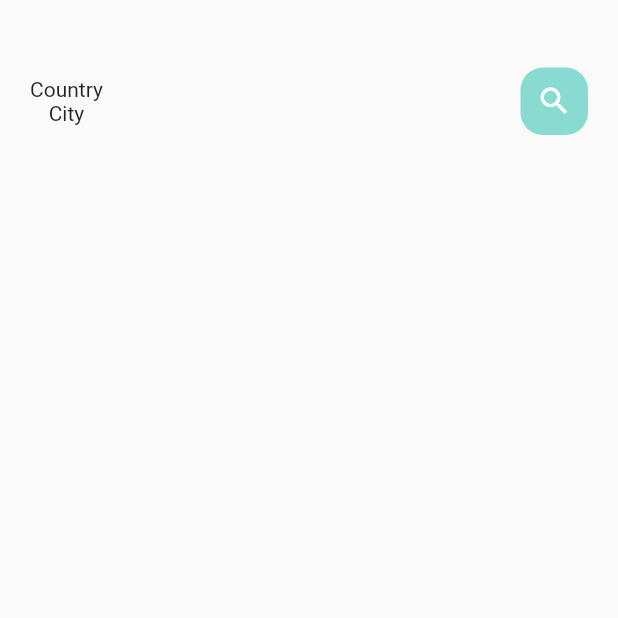
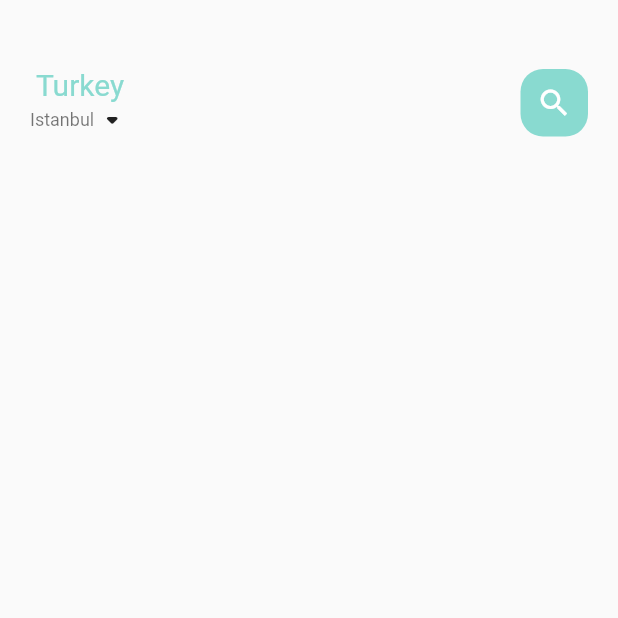
Before and after one commit to mehrdad03/food_delivery, a Flutter app: the screen it shows after launch, on a phone screen of 412 x 824 dp, the top half of it. Run offline on Flutter 3.47's test engine with Material 2 defaults, Android fonts, the phone set to English and light mode, and no system bars.

Commit message:
complete header of app

```diff
--- a/lib/home/main_food_page.dart
+++ b/lib/home/main_food_page.dart
@@ -1,6 +1,8 @@
 import 'package:flutter/cupertino.dart';
 import 'package:flutter/material.dart';
 import 'package:food_delivery/utils/colors.dart';
+import 'package:food_delivery/widgets/big_text.dart';
+import 'package:food_delivery/widgets/small_text.dart';
 
 class MainFoodPage extends StatefulWidget {
   const MainFoodPage({Key? key}) : super(key: key);
@@ -24,8 +26,14 @@ class _MainFoodPageState extends State<MainFoodPage> {
               children: [
                 Column(
                   children: [
-                    Text("Country"),
-                    Text("City"),
+                    BigText(text: 'Turkey',color: AppColors.mainColor),
+                    Row(
+                      children: [
+                        SmallText(text: "Istanbul",color: Colors.black54,),
+                        Icon(Icons.arrow_drop_down_rounded)
+                      ],
+                    ),
+
                   ],
                 ),
                 Center(
--- a/lib/widgets/big_text.dart
+++ b/lib/widgets/big_text.dart
@@ -18,6 +18,7 @@ class BigText extends StatelessWidget {
   Widget build(BuildContext context) {
     return Text(
       text,
+      maxLines: 1, //show text in just one line
       overflow: overflow,
       style: TextStyle(
           fontSize: size,
--- /dev/null
+++ b/lib/widgets/small_text.dart
@@ -0,0 +1,29 @@
+import 'package:flutter/cupertino.dart';
+
+class SmallText extends StatelessWidget {
+  Color? color;
+  final String text;
+  double size;
+  double height;
+
+  SmallText({
+    Key? key,
+    this.color = const Color(0xFFccc7c5),
+    required this.text,
+    this.size = 12,
+    this.height = 1.2,//look like line height in css
+  }) : super(key: key);
+
+  @override
+  Widget build(BuildContext context) {
+    return Text(
+      text,
+      style: TextStyle(
+        fontSize: size,
+        fontFamily: 'Roboto',
+        color: color,
+        height: height
+      ),
+    );
+  }
+}
```
